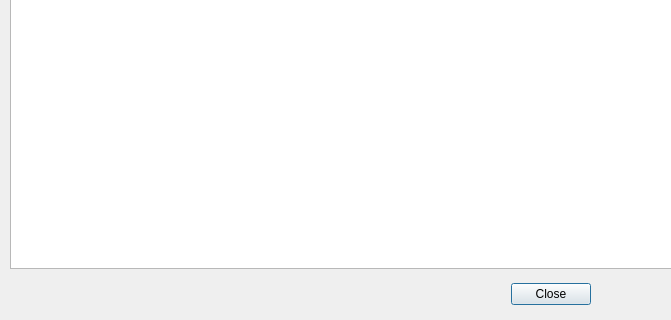
Above: log.ui from phioconte/genealogy before the change; both pictures show x 0 to 671 and y 92 to 412 of the 762 by 412 pixel window. Below: the same form after it.
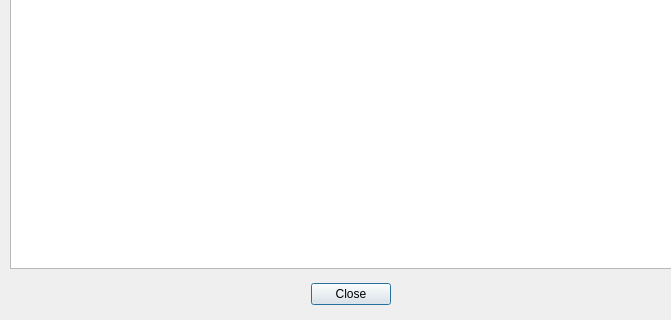
That is the form after the change.

Commit message: mise à jour: modification du fichier log.ui

The edit to the form file:
```diff
--- a/log.ui
+++ b/log.ui
@@ -16,7 +16,7 @@
   <widget class="QDialogButtonBox" name="buttonBox">
    <property name="geometry">
     <rect>
-     <x>290</x>
+     <x>90</x>
      <y>370</y>
      <width>301</width>
      <height>32</height>
```
